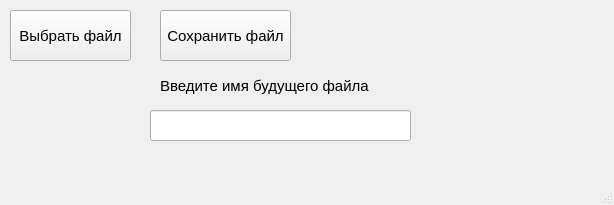
This is Clear_Sound.ui in AWayne1/Converter as Qt 5 draws it before an edit. The edited form follows.
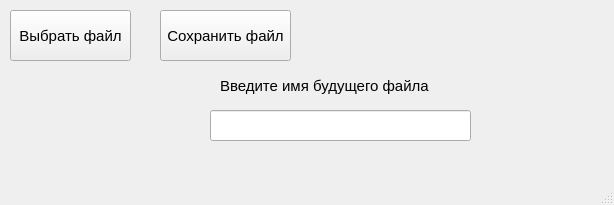
This is the edited form.

Commit message: 1. Update Clear Sound 2. Fix Bugs in Converter 3. Update readme

```diff
--- a/Clear_Sound.ui
+++ b/Clear_Sound.ui
@@ -71,7 +71,7 @@
             <widget class="QLineEdit" name="lineEdit">
                 <property name="geometry">
                     <rect>
-                        <x>150</x>
+                        <x>210</x>
                         <y>110</y>
                         <width>261</width>
                         <height>31</height>
@@ -81,7 +81,7 @@
             <widget class="QLabel" name="label_2">
                 <property name="geometry">
                     <rect>
-                        <x>160</x>
+                        <x>220</x>
                         <y>70</y>
                         <width>211</width>
                         <height>31</height>
@@ -96,6 +96,26 @@
                     <string>Введите имя будущего файла</string>
                 </property>
             </widget>
+            <widget class="QLabel" name="label_3">
+                <property name="geometry">
+                    <rect>
+                        <x>30</x>
+                        <y>100</y>
+                        <width>131</width>
+                        <height>41</height>
+                    </rect>
+                </property>
+                <property name="font">
+                    <font>
+                        <pointsize>12</pointsize>
+                        <weight>75</weight>
+                        <bold>true</bold>
+                    </font>
+                </property>
+                <property name="text">
+                    <string/>
+                </property>
+            </widget>
         </widget>
         <widget class="QMenuBar" name="menubar">
             <property name="geometry">
```
The commit also changes 3 other files.
